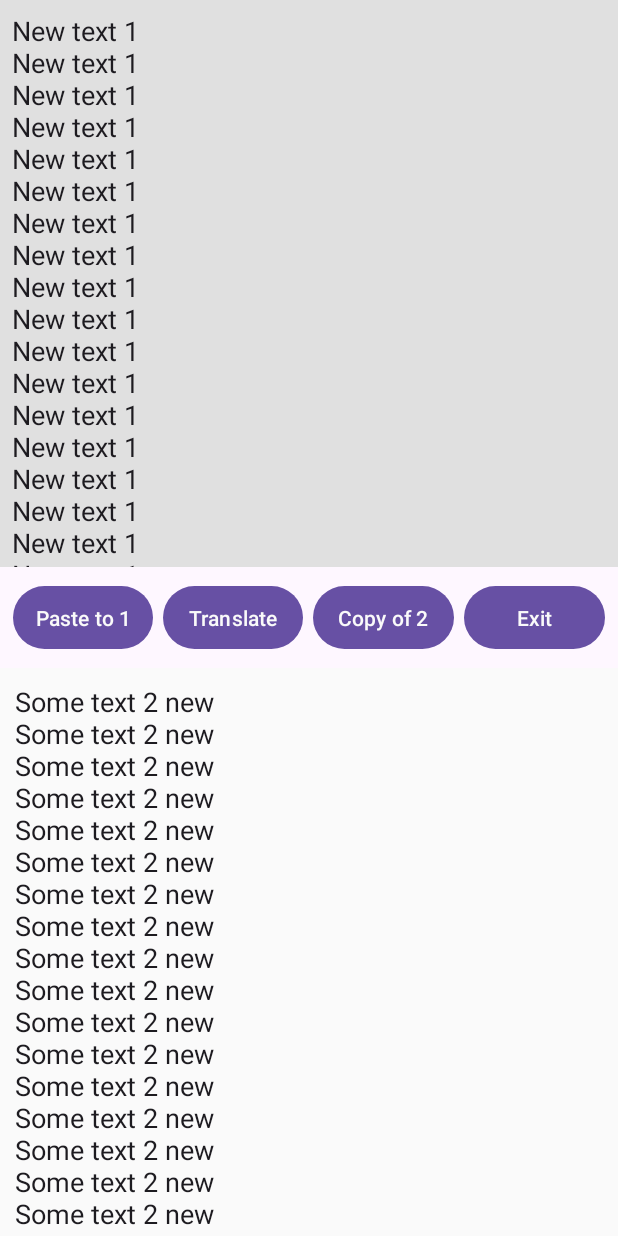
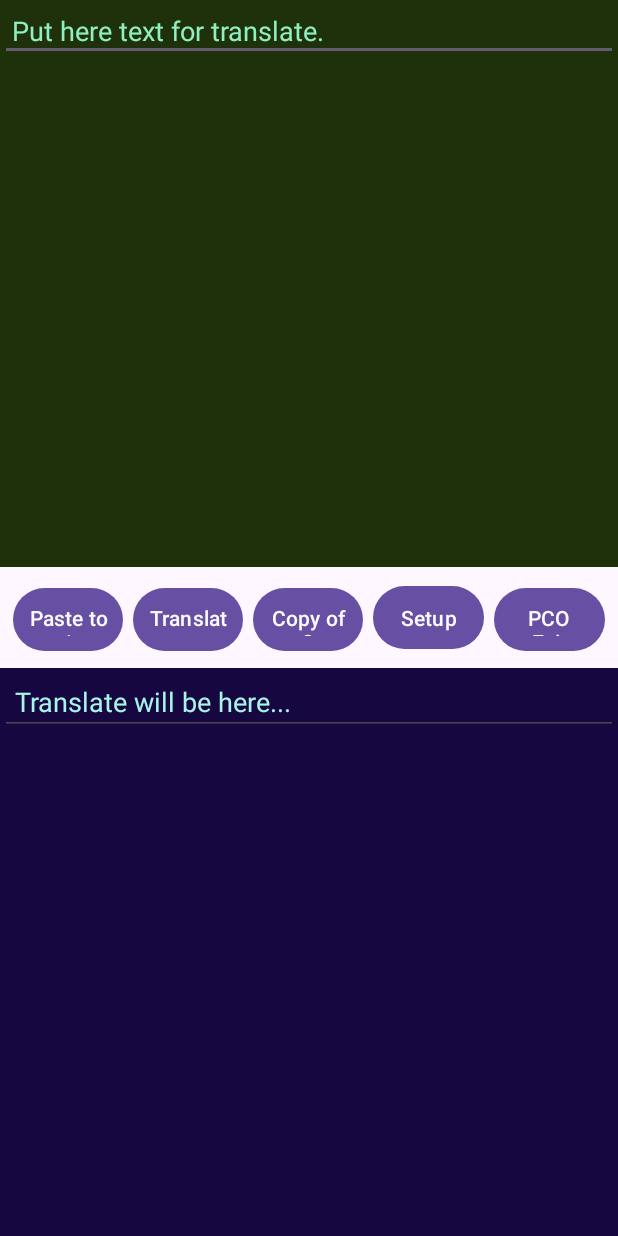
Before and after one commit to eee9/TranslateCheck, an Android app: the screen it shows after launch (MainActivity), on a phone screen of 412 x 824 dp. Run offline under Robolectric (Android 15) with nearby library versions, the phone set to English and light mode, and no system bars; libraries missing offline, so code that uses them is left out: com.google.mlkit.common, com.google.mlkit.nl; 2 statements that could not run were skipped.

Commit message:
Translate and paste from Clipboard work. PCO.

```diff
--- a/app/build.gradle.kts
+++ b/app/build.gradle.kts
@@ -43,4 +43,6 @@ dependencies {
   testImplementation(libs.junit)
   androidTestImplementation(libs.androidx.junit)
   androidTestImplementation(libs.androidx.espresso.core)
+  // Language translation library
+  implementation(libs.translate)
 }
--- a/app/src/main/java/com/maix/translatecheck/MainActivity.kt
+++ b/app/src/main/java/com/maix/translatecheck/MainActivity.kt
@@ -1,22 +1,58 @@
 package com.maix.translatecheck
 
 import android.annotation.SuppressLint
-import android.app.Activity
+
 import android.os.Bundle
+import android.util.Log
 import android.widget.Button
 import android.widget.EditText
-import android.widget.TextView
 import android.widget.Toast
 import androidx.activity.enableEdgeToEdge
 import androidx.appcompat.app.AppCompatActivity
 import androidx.core.view.ViewCompat
 import androidx.core.view.WindowInsetsCompat
-import kotlin.system.exitProcess
+import android.content.ClipboardManager
+
+import com.google.mlkit.common.model.DownloadConditions
+import com.google.mlkit.nl.translate.TranslateLanguage
+import com.google.mlkit.nl.translate.Translation
+import com.google.mlkit.nl.translate.Translator
+import com.google.mlkit.nl.translate.TranslatorOptions
 
 class MainActivity : AppCompatActivity() {
+
+  fun log(msg: String) {
+    Log.d("xMx", msg)
+  }
+  fun Toast_makeText(msg: String) {
+    Toast.makeText(this, "Model ready", Toast.LENGTH_LONG).show()
+  }
+
+  private val options = TranslatorOptions.Builder()
+    .setSourceLanguage(TranslateLanguage.ENGLISH)
+    .setTargetLanguage(TranslateLanguage.FRENCH)
+    .build()
+  private val englishFrenchTranslator = Translation.getClient(options)
+
+  fun downloadModel(translator: Translator) {
+    val conditions = DownloadConditions.Builder().requireWifi().build()
+    translator.downloadModelIfNeeded(conditions)
+      .addOnSuccessListener {
+        // Model downloaded successfully. You can now start translating.
+        log("Model downloaded successfully")
+        Toast_makeText("Model ready")
+      }
+      .addOnFailureListener { exception ->
+        // Model couldn’t be downloaded or other internal error.
+        log("Model download failed: $exception")
+        Toast_makeText("Model download failed")
+      }
+  }
+
   @SuppressLint("SetTextI18n")
   override fun onCreate(savedInstanceState: Bundle?) {
     super.onCreate(savedInstanceState)
+    log("onCreate starts /PCO, run 06.")
     enableEdgeToEdge()
     setContentView(R.layout.activity_main)
     ViewCompat.setOnApplyWindowInsetsListener(findViewById(R.id.main)) { v, insets ->
@@ -25,29 +61,77 @@ class MainActivity : AppCompatActivity() {
       insets
     }
 
-    // Buttons ...
-    val buttonExit = findViewById<Button>(R.id.buttonExit)
-    val buttonTranslate = findViewById<Button>(R.id.buttonTranslate)
-    buttonExit.setOnClickListener {
-      finishAffinity();
-    }
+    val clipboardManager = getSystemService(CLIPBOARD_SERVICE) as ClipboardManager
     // Edit Texts ...
     val editText1 = findViewById<EditText>(R.id.editText1)
     val editText2 = findViewById<EditText>(R.id.editText2)
-    editText1.setText("New text 1\n".repeat(55))
-    editText2.setText("Some text 2 new\n".repeat(45))
-    editText1.setTextIsSelectable(true);
-    editText1.editableText
-    editText1.setText(editText1.getText(), TextView.BufferType.EDITABLE);
-    editText1.setOnClickListener {
-      Toast.makeText(this, "TextView 1 clicked!", Toast.LENGTH_SHORT).show()
+
+    // Buttons ...
+    val buttonExit = findViewById<Button>(R.id.buttonExit)
+    buttonExit.setOnClickListener {
+      log("TranslateCheck exit.")
+      finishAffinity();
     }
+    val buttonTranslate = findViewById<Button>(R.id.buttonTranslate)
+    buttonTranslate.setOnClickListener {
+      log("Translate button pressed.")
+      translateText(editText1, editText2)
+    }
+    val buttonPaste = findViewById<Button>(R.id.buttonPaste)
+    buttonPaste.setOnClickListener {
+//      log("Paste pressed.")
+      val item = clipboardManager.primaryClip?.getItemAt(0)
+      val pasteText: String = item?.text as String
+      log("Paste text: '$pasteText'")
+      editText1.setText(pasteText)
+      Toast.makeText(this, "Pasted", Toast.LENGTH_SHORT).show()
+    }
+
     editText2.setOnClickListener {
       Toast.makeText(this, "+++ TEXTVIEW 2 +++", Toast.LENGTH_SHORT).show()
     }
+
+    val text = "Only some part of fifty books"
+    log("EN  : '$text'")
+    downloadModel(englishFrenchTranslator)
+    englishFrenchTranslator.translate(text)
+      .addOnSuccessListener { translatedText ->
+        // Translation successful.
+        log("FR  : '$translatedText'")
+      }
+      .addOnFailureListener { exception ->
+        log("ERR : $exception")
+      }
   }
 
-  fun translateText() {
-    finishAffinity();
+  @SuppressLint("SetTextI18n")
+  fun translateText(editText1: EditText, editText2: EditText) {
+    log("Test begins...")
+    val textExample = "Just some part of the three books."
+    val edit = editText1.text.toString()
+    val englishText = edit.ifEmpty { textExample }
+    log("EN  : '$englishText'")
+//    downloadTranslatorIfNeeded() {
+      log("download...")
+      englishFrenchTranslator.translate(englishText)
+        .addOnSuccessListener { translatedText ->
+          // Translation successful.
+          log("FR  : '$translatedText'")
+//          editText2.setText("Translate:\'$translatedText'")
+          editText2.setText(translatedText)
+        }
+        .addOnFailureListener { exception ->
+          log("ERR : $exception")
+          // Error.
+          // ...
+        }
+        .addOnCanceledListener {
+          log("addOnCanceledListener")
+        }
+        .addOnCompleteListener {
+          log("addOnCompleteListener")
+        }
+//    }
+    log("Test done.")
   }
 }
--- a/app/src/main/res/layout/activity_main.xml
+++ b/app/src/main/res/layout/activity_main.xml
@@ -18,14 +18,16 @@
             android:layout_width="match_parent"
             android:layout_height="0dp"
             android:layout_weight="1"
-            android:background="#e0e0e0">
+            android:background="@color/darkgreen">
+
             <EditText
                 android:id="@+id/editText1"
                 android:layout_width="match_parent"
                 android:layout_height="wrap_content"
-                android:text=""
-                android:textSize="18sp"
-                android:padding="8dp"/>
+                android:padding="8dp"
+                android:text="Put here text for translate."
+                android:textColor="#8FEFC0"
+                android:textSize="18sp" />
 
         </ScrollView>
 
@@ -63,13 +65,22 @@
             android:text="Copy of 2"
             android:textColor="#fafafa" />
         <Button
+            android:id="@+id/buttonSetup"
+            android:layout_width="0dp"
+            android:layout_weight="1"
+            android:layout_margin="3dp"
+            android:layout_height="50dp"
+            android:padding="10dp"
+            android:text="Setup"
+            android:textColor="#fafafa" />
+        <Button
             android:id="@+id/buttonExit"
             android:layout_width="0dp"
             android:layout_weight="1"
             android:layout_margin="3dp"
             android:layout_height="50dp"
             android:padding="10dp"
-            android:text="Exit"
+            android:text="PCO Exit"
             android:textColor="#fafafa" />
     </LinearLayout>
 
@@ -78,13 +89,15 @@
             android:layout_width="match_parent"
             android:layout_height="0dp"
             android:layout_weight="1"
-            android:background="#fafafa">
+            android:background="@color/darkblue">
+
             <EditText
                 android:id="@+id/editText2"
                 android:layout_width="match_parent"
                 android:layout_height="wrap_content"
                 android:padding="10dp"
-                android:text=""
+                android:text="Translate will be here..."
+                android:textColor="#A8F4E7"
                 android:textSize="18sp" />
 
         </ScrollView>
--- a/app/src/main/res/values/colors.xml
+++ b/app/src/main/res/values/colors.xml
@@ -4,4 +4,6 @@
     <color name="white">#FFFFFFFF</color>
     <color name="lightyellow">#EEF0D5</color>
     <color name="lightgreen">#BBD39F</color>
+    <color name="darkgreen">#1F310A</color>
+    <color name="darkblue">#160740</color>
 </resources>
--- a/gradle/libs.versions.toml
+++ b/gradle/libs.versions.toml
@@ -9,6 +9,7 @@ appcompat = "1.7.1"
 material = "1.13.0"
 activity = "1.12.2"
 constraintlayout = "2.2.1"
+translate = "17.0.2"
 
 [libraries]
 androidx-core-ktx = { group = "androidx.core", name = "core-ktx", version.ref = "coreKtx" }
@@ -19,6 +20,7 @@ androidx-appcompat = { group = "androidx.appcompat", name = "appcompat", version
 material = { group = "com.google.android.material", name = "material", version.ref = "material" }
 androidx-activity = { group = "androidx.activity", name = "activity", version.ref = "activity" }
 androidx-constraintlayout = { group = "androidx.constraintlayout", name = "constraintlayout", version.ref = "constraintlayout" }
+translate = { module = "com.google.mlkit:translate", version.ref = "translate" }
 
 [plugins]
 android-application = { id = "com.android.application", version.ref = "agp" }
```
